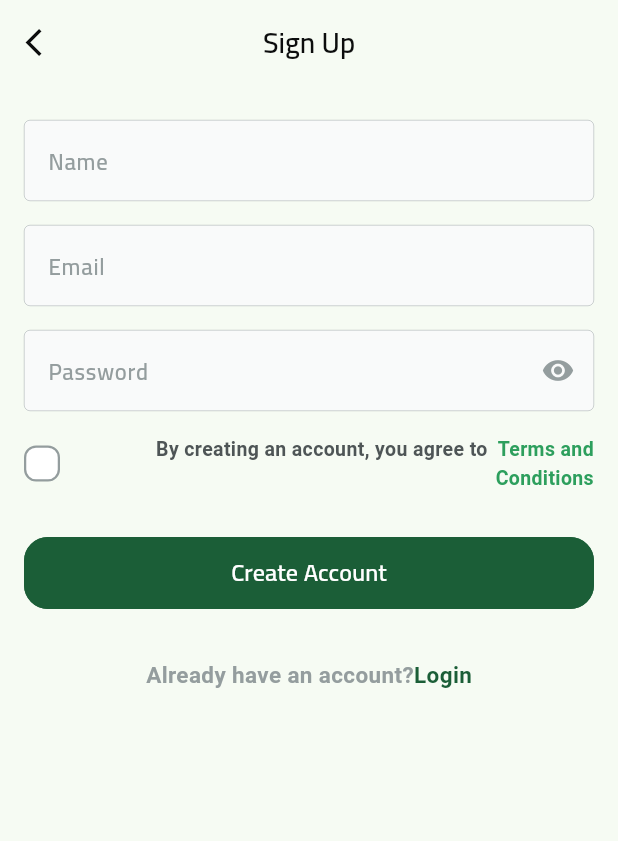
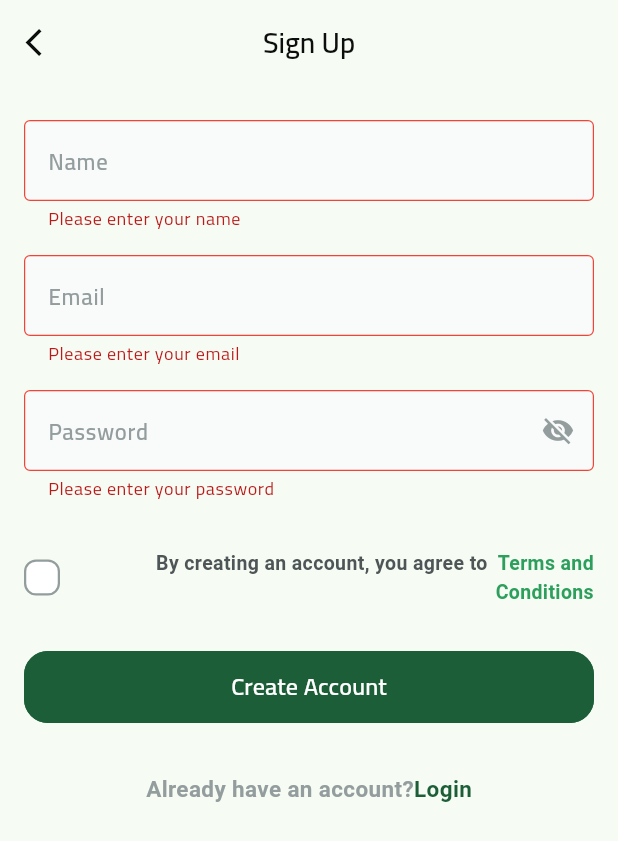
Before and after one commit to Malamrousi/fruits_hub_ecommerce_app, a Flutter app: the SignUpView screen opened by its route, after a tap on "Create Account", on a phone screen of 412 x 824 dp. Shown: the top 841 px of the screen. Run offline on Flutter 3.47's test engine with Material 3 defaults, Android fonts, the phone set to English and light mode, and no system bars; drawn by our look-alikes of modal_progress_hud_nsn; our stand-ins replace bloc, dartz, dots_indicator, firebase_auth, firebase_core, flutter_bloc and 3 more; accounts and stored records are empty.

```diff
--- /dev/null
+++ b/lib/core/helper/app_regx.dart
@@ -0,0 +1,44 @@
+class AppRegex {
+  static bool isEmailValid(String email) {
+    return RegExp(r'^.+@[a-zA-Z]+\.{1}[a-zA-Z]+(\.{0,1}[a-zA-Z]+)$')
+        .hasMatch(email);
+  }
+
+  static bool isPasswordValid(String password) {
+    return RegExp(
+            r"^(?=.*[a-z])(?=.*[A-Z])(?=.*\d)(?=.*[@$!%*?&])[A-Za-z\d@$!%*?&]{8,}$")
+        .hasMatch(password);
+  }
+
+  static bool isPhoneNumberValid(String phoneNumber) {
+    return RegExp(r'^(010|011|012|015)[0-9]{8}$').hasMatch(phoneNumber);
+  }
+
+  static bool hasLowerCase(String password) {
+    return RegExp(r'^(?=.*[a-z])').hasMatch(password);
+  }
+
+  static bool hasUpperCase(String password) {
+    return RegExp(r'^(?=.*[A-Z])').hasMatch(password);
+  }
+
+  static bool hasNumber(String password) {
+    return RegExp(r'^(?=.*?[0-9])').hasMatch(password);
+  }
+
+  static bool hasSpecialCharacter(String password) {
+    return RegExp(r'^(?=.*?[#?!@$%^&*-])').hasMatch(password);
+  }
+
+  static bool hasMinLength(String password) {
+    return RegExp(r'^(?=.{8,})').hasMatch(password);
+  }
+
+  static bool isNameValid(String name) {
+    return RegExp(r"^[a-zA-Z\s-]{2,50}$").hasMatch(name);
+  }
+
+  static bool hasMaxLength10(String text) {
+    return RegExp(r'^.{1,10}$').hasMatch(text);
+  }
+}
--- /dev/null
+++ b/lib/core/services/fire_base_auth_services.dart
@@ -0,0 +1,59 @@
+import 'package:firebase_auth/firebase_auth.dart';
+import 'package:fruit_hub/core/errors/exception.dart';
+import 'package:fruit_hub/core/func/is_arabic.dart';
+import 'dart:developer';
+
+class FireBaseAuthServices {
+  Future<User> createUserWithEmailAndPassword({
+    required String email,
+    required String password,
+  }) async {
+    try {
+      final credential =
+          await FirebaseAuth.instance.createUserWithEmailAndPassword(
+        email: email,
+        password: password,
+      );
+      return credential.user!;
+    } on FirebaseAuthException catch (e) {
+      if (e.code == 'weak-password') {
+        throw CustomException(
+            message: isArabic()
+                ? 'كلمة المرور ضعيفة'
+                : 'Password should be at least 6 characters');
+      } else if (e.code == 'email-already-in-use') {
+        throw CustomException(
+            message: isArabic()
+                ? 'الحساب موجود بالفعل لهذا البريد الإلكتروني'
+                : 'The account already exists for that email.');
+      } else if (e.code == 'invalid-email') {
+        throw CustomException(
+            message: isArabic()
+                ? 'عنوان البريد الإلكتروني غير صالح'
+                : 'The email address is badly formatted.');
+      } else if (e.code == 'operation-not-allowed') {
+        throw CustomException(
+            message: isArabic()
+                ? 'حسابات البريد الإلكتروني غير ممكنة'
+                : 'Email/password accounts are not enabled. Please contact support.');
+      } else if (e.code == 'network-request-failed') {
+        throw CustomException(
+            message: isArabic()
+                ? 'خطأ في الاتصال بالشبكة'
+                : 'Network error. Please check your internet connection.');
+      } else {
+        throw CustomException(
+            message: isArabic()
+                ? 'حدث خطأ ، يرجى المحاولة مرة أخرى'
+                : 'An unexpected error occurred: ${e.message}');
+      }
+    } catch (e) {
+      log(e.toString());
+      throw CustomException(
+
+          message: isArabic()
+              ? 'حدث خطأ ، يرجى المحاولة مرة أخرى'
+              : 'An error occurred, please try again later.');
+    }
+  }
+}
--- /dev/null
+++ b/lib/features/auth/data/models/user_model.dart
@@ -0,0 +1,17 @@
+import 'package:firebase_auth/firebase_auth.dart';
+import 'package:fruit_hub/features/auth/domain/entities/user_entity.dart';
+
+class UserModel extends UserEntity {
+  UserModel(
+      {required super.email,
+      required super.name,
+      required super.uid});
+
+  factory UserModel.fromFirebaseUser(User user) {
+    return UserModel(
+      email: user.email ?? 'no email',
+      name: user.displayName ?? '',
+      uid: user.uid,
+    );
+  }
+}
--- /dev/null
+++ b/lib/features/auth/data/repo/auth_repo_impl.dart
@@ -0,0 +1,30 @@
+import 'package:dartz/dartz.dart';
+import 'package:fruit_hub/core/errors/exception.dart';
+import 'package:fruit_hub/core/errors/failures.dart';
+import 'package:fruit_hub/core/func/is_arabic.dart';
+import 'package:fruit_hub/core/services/fire_base_auth_services.dart';
+import 'package:fruit_hub/features/auth/data/models/user_model.dart';
+import 'package:fruit_hub/features/auth/domain/entities/user_entity.dart';
+import 'package:fruit_hub/features/auth/domain/repo/auth_repo.dart';
+import 'dart:developer';
+class AuthRepoImpl extends AuthRepo {
+  final FireBaseAuthServices fireBaseAuthServices;
+
+  AuthRepoImpl({required this.fireBaseAuthServices});
+  @override
+  Future<Either<Failures, UserEntity>> createUserWidthEmailAndPassword(
+      {required String email,
+      required String password,
+      required String name}) async {
+    try {
+      var user = await fireBaseAuthServices.createUserWithEmailAndPassword(
+          email: email, password: password);
+      return right(UserModel.fromFirebaseUser(user));
+    } on CustomException catch (e) {
+      return left(ServerFailure(message: e.message));
+    } catch (e) {
+            log(e.toString());
+      return left(ServerFailure(message: isArabic()?'حدث خطأ ، يرجى المحاولة مرة أخرى':'An error occurred, please try again later'));
+    }
+  }
+}
--- /dev/null
+++ b/lib/features/auth/domain/entities/user_entity.dart
@@ -0,0 +1,11 @@
+// ignore_for_file: public_member_api_docs, sort_constructors_first
+class UserEntity {
+  final String email;
+  final String name;
+  final String uid;
+  UserEntity({
+    required this.email,
+    required this.name,
+    required this.uid,
+  });
+}
--- /dev/null
+++ b/lib/features/auth/domain/repo/auth_repo.dart
@@ -0,0 +1,9 @@
+import 'package:dartz/dartz.dart';
+import 'package:fruit_hub/features/auth/domain/entities/user_entity.dart';
+
+import '../../../../core/errors/failures.dart';
+
+abstract class AuthRepo {
+  Future<Either<Failures, UserEntity>> createUserWidthEmailAndPassword(
+      {required String email, required String password, required String name});
+}
--- /dev/null
+++ b/lib/features/auth/presentation/cubits/cubit/signup_cubit.dart
@@ -0,0 +1,33 @@
+import 'package:bloc/bloc.dart';
+import 'package:flutter/material.dart';
+import 'package:fruit_hub/features/auth/domain/entities/user_entity.dart';
+import 'package:fruit_hub/features/auth/domain/repo/auth_repo.dart';
+import 'package:meta/meta.dart';
+
+part 'signup_state.dart';
+
+class SignupCubit extends Cubit<SignupState> {
+  SignupCubit(this.authRepo) : super(SignupInitial());
+  final AuthRepo authRepo;
+
+  GlobalKey<FormState> formKey = GlobalKey<FormState>();
+  TextEditingController emailController = TextEditingController();
+  TextEditingController passwordController = TextEditingController();
+  TextEditingController nameController = TextEditingController();
+
+  Future<void> createUserWidthEmailAndPassword() async {
+    emit(SignupLoading());
+    final result = await authRepo.createUserWidthEmailAndPassword(
+        email: emailController.text,
+        password: passwordController.text,
+        name: nameController.text);
+    result.fold(
+      (failure) => emit(
+        SignupFailure(message: failure.message),
+      ),
+      (user) => emit(
+        SignupSuccess(userEntity: user),
+      ),
+    );
+  }
+}
--- /dev/null
+++ b/lib/features/auth/presentation/cubits/cubit/signup_state.dart
@@ -0,0 +1,18 @@
+part of 'signup_cubit.dart';
+
+@immutable
+sealed class SignupState {}
+
+final class SignupInitial extends SignupState {}
+final class SignupLoading extends SignupState {}
+final class SignupFailure extends SignupState {
+  final String message;
+
+  SignupFailure({required this.message});
+
+}
+final class SignupSuccess extends SignupState {
+ final UserEntity userEntity;
+
+  SignupSuccess({required this.userEntity});
+}
--- a/lib/features/auth/presentation/view/sign_up_view.dart
+++ b/lib/features/auth/presentation/view/sign_up_view.dart
@@ -1,17 +1,24 @@
 import 'package:flutter/material.dart';
+import 'package:fruit_hub/core/services/get_it_services.dart';
 import 'package:fruit_hub/core/widgets/custom_app_bar.dart';
+import 'package:fruit_hub/features/auth/presentation/cubits/cubit/signup_cubit.dart';
+import 'package:fruit_hub/features/auth/presentation/view/widgets/sign_up_view_body_bloc_consumer.dart';
 
 import '../../../../generated/l10n.dart';
-import 'widgets/sign_up_view_body.dart';
+
+import 'package:flutter_bloc/flutter_bloc.dart';
 
 class SignUpView extends StatelessWidget {
   const SignUpView({super.key});
 
   @override
   Widget build(BuildContext context) {
-    return Scaffold(
-      appBar: buildAppBar(title: S.of(context).signup, context: context),
-      body: const SafeArea(child: SignUpViewBody()),
+    return BlocProvider(
+      create: (context) => getIT.get<SignupCubit>(),
+      child: Scaffold(
+        appBar: buildAppBar(title: S.of(context).signup, context: context),
+        body: const SafeArea(child: SignUpViewBodyBlocConsumer()),
+      ),
     );
   }
 }
--- /dev/null
+++ b/lib/features/auth/presentation/view/widgets/sign_up_form.dart
@@ -0,0 +1,104 @@
+import 'package:flutter/material.dart';
+import 'package:flutter_bloc/flutter_bloc.dart';
+import 'package:fruit_hub/core/helper/spacing.dart';
+import '../../../../../core/helper/app_regx.dart';
+import '../../../../../core/utils/color_manger.dart';
+import '../../../../../core/widgets/custom_text_form_filed.dart';
+import '../../../../../generated/l10n.dart';
+import '../../cubits/cubit/signup_cubit.dart';
+class SignUpForm extends StatefulWidget {
+  const SignUpForm({super.key});
+
+  @override
+  State<SignUpForm> createState() => _SignUpFormState();
+}
+
+class _SignUpFormState extends State<SignUpForm> {
+  bool obscureTextIcon  = true;
+  @override
+  Widget build(BuildContext context) {
+    return Form(
+      key: context.read<SignupCubit>().formKey,
+      child: Column(
+        children: [
+          // Name field validation
+          CustomTextFormFiled(
+            controller: context.read<SignupCubit>().nameController,
+            hintText: S.of(context).name_hint,
+            validator: (value) {
+              if (value == null || value.isEmpty) {
+                return S.of(context).name_empty;
+              }
+              if (!AppRegex.isNameValid(value)) {
+                return S.of(context).name_invalid;
+              }
+              return null;
+            },
+          ),
+          verticalSpacing(16),
+          CustomTextFormFiled(
+            obscureText: false,
+            controller: context.read<SignupCubit>().emailController,
+            keyboardType: TextInputType.emailAddress,
+            hintText: S.of(context).email_hint,
+            validator: (value) {
+              if (value == null || value.isEmpty) {
+                return S.of(context).email_empty;
+              }
+              if (!AppRegex.isEmailValid(value)) {
+                return S.of(context).email_invalid;
+              }
+              return null;
+            },
+          ),
+          verticalSpacing(16),
+          CustomTextFormFiled(
+            suffixIcon: GestureDetector(
+              onTap: () {
+                setState(() {
+                  obscureTextIcon  = !obscureTextIcon ;
+                });
+              },
+              child:  Icon(
+               obscureTextIcon  ? Icons.visibility_off : Icons.visibility ,
+                color: ColorManger.dustyGray,
+                size: 22,
+              ),
+            ),
+            obscureText: obscureTextIcon ,
+            controller: context.read<SignupCubit>().passwordController,
+            keyboardType: TextInputType.text,
+            hintText: S.of(context).password_hint,
+            validator: (value) {
+              if (value == null || value.isEmpty) {
+                return S.of(context).password_empty;
+              }
+              if (!AppRegex.hasMinLength(value)) {
+                return S.of(context).password_length;
+              }
+              if (!AppRegex.hasLowerCase(value)) {
+                return S.of(context).password_lowercase;
+              }
+              if (!AppRegex.hasUpperCase(value)) {
+                return S.of(context).password_uppercase;
+              }
+              if (!AppRegex.hasNumber(value)) {
+                return S.of(context).password_number;
+              }
+              if (!AppRegex.hasSpecialCharacter(value)) {
+                return S.of(context).password_special;
+              }
+              if (value !=
+                  context.read<SignupCubit>().passwordController.text) {
+                return S.of(context).password_no_match;
+              }
+              return null;
+            },
+          ),
+          verticalSpacing(16),
+
+        ],
+      ),
+    );
+  }
+}
--- a/lib/features/auth/presentation/view/widgets/sign_up_view_body.dart
+++ b/lib/features/auth/presentation/view/widgets/sign_up_view_body.dart
@@ -1,16 +1,18 @@
 import 'package:flutter/material.dart';
+import 'package:flutter_bloc/flutter_bloc.dart';
 import 'package:fruit_hub/constant.dart';
 import 'package:fruit_hub/core/func/is_arabic.dart';
 import 'package:fruit_hub/core/helper/extension.dart';
 import 'package:fruit_hub/core/widgets/custom_text_form_filed.dart';
+import 'package:fruit_hub/features/auth/presentation/cubits/cubit/signup_cubit.dart';
 import 'package:fruit_hub/features/auth/presentation/view/widgets/dont_have_an_account.dart';
 import 'package:fruit_hub/generated/l10n.dart';
 
 import '../../../../../core/helper/spacing.dart';
 import '../../../../../core/routing/route_name.dart';
 import '../../../../../core/utils/app_styles.dart';
-import '../../../../../core/utils/color_manger.dart';
 import '../../../../../core/widgets/custom_button.dart';
+import 'sign_up_form.dart';
 import 'term_and_condition.dart';
 
 class SignUpViewBody extends StatelessWidget {
@@ -24,44 +26,28 @@ class SignUpViewBody extends StatelessWidget {
         child: Column(
           children: [
             verticalSpacing(24),
-            CustomTextFormFiled(
-              validator: (value) {},
-              hintText: S.of(context).name_hint,
-            ),
-            verticalSpacing(16),
-            CustomTextFormFiled(
-              obscureText: false,
-              controller: TextEditingController(),
-              keyboardType: TextInputType.emailAddress,
-              hintText: S.of(context).email_hint,
-              validator: (value) {},
-            ),
-            verticalSpacing(16),
-            CustomTextFormFiled(
-              suffixIcon: IconButton(
-                  onPressed: () {},
-                  icon: const Icon(
-                    Icons.visibility,
-                    color: ColorManger.dustyGray,
-                    size: 22,
-                  )),
-              obscureText: true,
-              controller: TextEditingController(),
-              keyboardType: TextInputType.emailAddress,
-              hintText: S.of(context).password_hint,
-              validator: (value) {},
-            ),
+            const SignUpForm(),
             verticalSpacing(16),
             const TermAndCondition(),
             verticalSpacing(30),
             CustomButton(
-              onPressed: () {},
+              onPressed: () {
+                if (context
+                    .read<SignupCubit>()
+                    .formKey
+                    .currentState!
+                    .validate()) {
+                  context.read<SignupCubit>().createUserWidthEmailAndPassword();
+                }
+              },
               title: S.of(context).create_account,
               textStyle: AppStyles.font16WhiteBold,
             ),
-                   verticalSpacing(33),
-             UserHaveAccountOrNot(
-              account:  isArabic() ?'تمتلك حساب بالفعل؟ ' : 'Already have an account?',
+            verticalSpacing(33),
+            UserHaveAccountOrNot(
+              account: isArabic()
+                  ? 'تمتلك حساب بالفعل؟ '
+                  : 'Already have an account?',
               account2: S.of(context).login,
               onTap: () {
                 context.pushNamed(RouteName.login);
--- /dev/null
+++ b/lib/features/auth/presentation/view/widgets/sign_up_view_body_bloc_consumer.dart
@@ -0,0 +1,41 @@
+import 'package:flutter/material.dart';
+
+import 'package:flutter_bloc/flutter_bloc.dart';
+import 'package:fruit_hub/features/auth/presentation/view/widgets/sign_up_view_body.dart';
+import 'package:modal_progress_hud_nsn/modal_progress_hud_nsn.dart';
+
+import '../../../../../core/routing/route_name.dart';
+import '../../cubits/cubit/signup_cubit.dart';
+
+class SignUpViewBodyBlocConsumer extends StatelessWidget {
+  const SignUpViewBodyBlocConsumer({
+    super.key,
+  });
+
+  @override
+  Widget build(BuildContext context) {
+    return BlocConsumer<SignupCubit, SignupState>(
+      listener: (context, state) {
+        if (state is SignupSuccess) {
+          Navigator.pushNamed(context, RouteName.login);
+        }else if (state is SignupFailure) {
+
+          ScaffoldMessenger.of(context).showSnackBar(
+            SnackBar(
+              content: Text(state.message),
+            ),
+          );
+
+
+
+        }
+      },
+      builder: (context, state) {
+        return ModalProgressHUD(
+            inAsyncCall: state is SignupLoading ? true : false,
+            child: const SignUpViewBody(),
+            );
+      },
+    );
+  }
+}
--- a/lib/l10n/intl_ar.arb
+++ b/lib/l10n/intl_ar.arb
@@ -34,5 +34,23 @@
     "success_desc": "تم تغيير كلمة المرور بنجاح",
     "terms_text_start": "من خلال إنشاء حساب ، فإنك توافق على",
     "terms_text_terms": "الشروط",
-    "terms_text_end": "والأحكام الخاصة بنا"
+    "terms_text_end": "والأحكام الخاصة بنا",
+  "name_empty": "الرجاء إدخال الاسم",
+  "name_invalid": "يجب أن يحتوي الاسم على أحرف فقط وبين 2-50 حرفًا",
+
+  "email_empty": "الرجاء إدخال البريد الإلكتروني",
+  "email_invalid": "البريد الإلكتروني غير صالح",
+  "email_format": "الرجاء إدخال بريد إلكتروني صحيح",
+
+  "password_empty": "الرجاء إدخال كلمة المرور",
+  "password_length": "يجب أن تكون كلمة المرور 8 أحرف على الأقل",
+  "password_lowercase": "يجب أن تحتوي كلمة المرور على حرف صغير واحد على الأقل",
+  "password_uppercase": "يجب أن تحتوي كلمة المرور على حرف كبير واحد على الأقل",
+  "password_number": "يجب أن تحتوي كلمة المرور على رقم واحد على الأقل",
+  "password_special": "يجب أن تحتوي كلمة المرور على رمز خاص واحد على الأقل (!@#$%^&*)",
+  "password_no_match": "كلمات المرور غير متطابقة",
+
+  "form_invalid": "يرجى التحقق من جميع الحقول والمحاولة مرة أخرى",
+  "field_required": "هذا الحقل مطلوب"
+
 }
--- a/lib/l10n/intl_en.arb
+++ b/lib/l10n/intl_en.arb
@@ -34,5 +34,22 @@
     "success_desc": "Your password has been changed successfully",
     "terms_text_start": "By creating an account, you agree to",
     "terms_text_terms": "Terms",
-    "terms_text_end": "and Conditions"
+    "terms_text_end": "and Conditions",
+    "name_empty": "Please enter your name",
+    "name_invalid": "Name must contain only letters and be between 2-50 characters",
+
+    "email_empty": "Please enter your email",
+    "email_invalid": "Invalid email address",
+    "email_format": "Please enter a valid email address",
+
+    "password_empty": "Please enter your password",
+    "password_length": "Password must be at least 8 characters",
+    "password_lowercase": "Password must contain at least one lowercase letter",
+    "password_uppercase": "Password must contain at least one uppercase letter",
+    "password_number": "Password must contain at least one number",
+    "password_special": "Password must contain at least one special character (!@#$%^&*)",
+    "password_no_match": "Passwords do not match",
+
+    "form_invalid": "Please check all fields and try again",
+    "field_required": "This field is required"
 }
--- a/pubspec.yaml
+++ b/pubspec.yaml
@@ -45,6 +45,7 @@ dependencies:
   flutter_svg: ^2.0.15
   get_it: ^8.0.2
   google_sign_in: ^6.2.2
+  modal_progress_hud_nsn: ^0.5.1
   shared_preferences: ^2.3.3
   sign_in_with_apple: ^6.1.3
 
```
Also changed, not shown: lib/core/errors/exception.dart (added, +12 -0 lines), lib/core/errors/failures.dart (added, +13 -0 lines), lib/core/services/get_it_services.dart (added, +16 -0 lines), lib/features/auth/presentation/view/widgets/login_view_body.dart (+21 -10 lines), lib/main.dart (+7 -0 lines), lib/generated/intl/messages_ar.dart, lib/generated/intl/messages_en.dart, lib/generated/l10n.dart, pubspec.lock, 1 other file.
